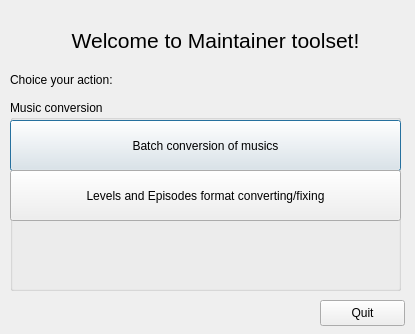
Old version of the form Maintainer/main_window.ui in the repository WohlSoft/Moondust-Project.
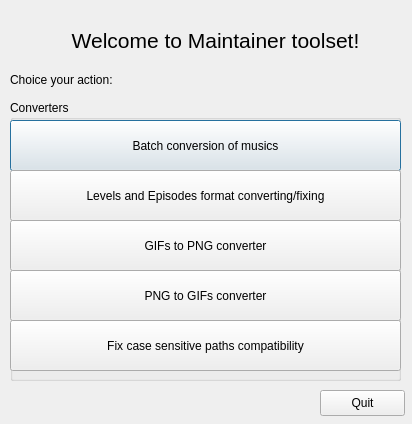
New version of the form.

Diff of the .ui file:
```diff
--- a/Maintainer/main_window.ui
+++ b/Maintainer/main_window.ui
@@ -6,8 +6,8 @@
    <rect>
     <x>0</x>
     <y>0</y>
-    <width>415</width>
-    <height>334</height>
+    <width>412</width>
+    <height>424</height>
    </rect>
   </property>
   <property name="windowTitle">
@@ -40,11 +40,11 @@
      <x>10</x>
      <y>100</y>
      <width>391</width>
-     <height>191</height>
+     <height>281</height>
     </rect>
    </property>
    <property name="title">
-    <string>Music conversion</string>
+    <string>Converters</string>
    </property>
    <widget class="QPushButton" name="music_converter_batch">
     <property name="geometry">
@@ -72,12 +72,60 @@
      <string>Levels and Episodes format converting/fixing</string>
     </property>
    </widget>
+   <widget class="QPushButton" name="gifs2png_converter">
+    <property name="geometry">
+     <rect>
+      <x>0</x>
+      <y>120</y>
+      <width>391</width>
+      <height>51</height>
+     </rect>
+    </property>
+    <property name="toolTip">
+     <string>Converts pair of GIF (frontend and mask) graphics into merged sprite in PNG format with semi-transparency support.</string>
+    </property>
+    <property name="text">
+     <string>GIFs to PNG converter</string>
+    </property>
+   </widget>
+   <widget class="QPushButton" name="png2gifs_converter">
+    <property name="geometry">
+     <rect>
+      <x>0</x>
+      <y>170</y>
+      <width>391</width>
+      <height>51</height>
+     </rect>
+    </property>
+    <property name="toolTip">
+     <string>Converts regular PNG graphics into pair of GIF files (frontend and it's mask) compatible with bitblit algorithm (required by SMBX legacy engine).</string>
+    </property>
+    <property name="text">
+     <string>PNG to GIFs converter</string>
+    </property>
+   </widget>
+   <widget class="QPushButton" name="pathcase_fixer">
+    <property name="geometry">
+     <rect>
+      <x>0</x>
+      <y>220</y>
+      <width>391</width>
+      <height>51</height>
+     </rect>
+    </property>
+    <property name="toolTip">
+     <string>Fixes case mismatches of the paths in file system and in the references in levels, world maps and some config files.</string>
+    </property>
+    <property name="text">
+     <string>Fix case sensitive paths compatibility</string>
+    </property>
+   </widget>
   </widget>
   <widget class="QPushButton" name="quitOut">
    <property name="geometry">
     <rect>
      <x>320</x>
-     <y>300</y>
+     <y>390</y>
      <width>85</width>
      <height>26</height>
     </rect>
```
Left out of the diff: 6 changed lines with no effect on the pictures.
